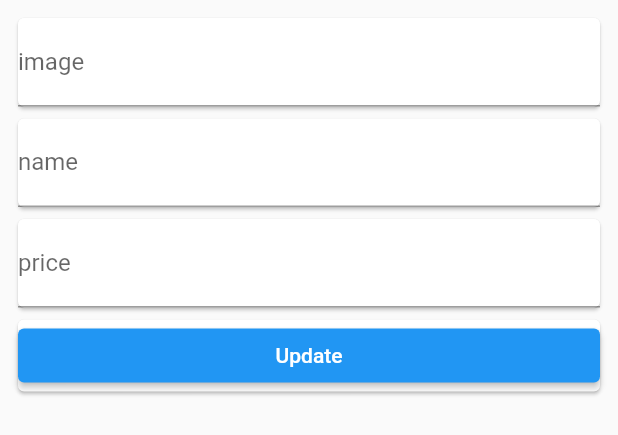
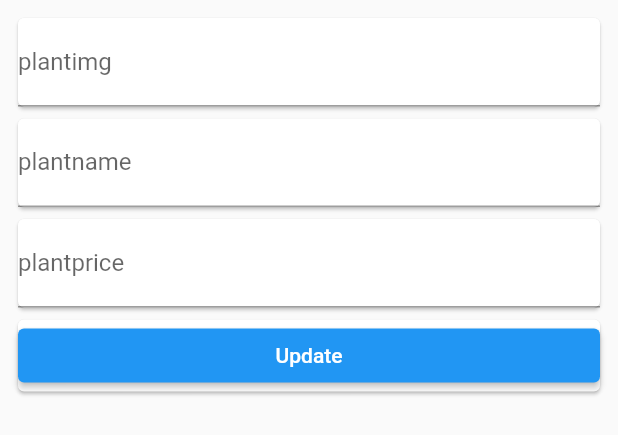
Before and after one commit to Vraj-Raval/Plant-App, a Flutter app: the MainFile4 widget shown alone on an empty page, opened directly with empty values, on a phone screen of 412 x 824 dp. Shown: the top 435 px of the screen. Run offline on Flutter 3.47's test engine with Material 2 defaults, Android fonts, the phone set to English and light mode, and no system bars; our stand-ins replace curved_navigation_bar; network calls fail; statements that could not run were skipped.

Commit message:
Add files via upload

```diff
--- a/lib/maifile.dart
+++ b/lib/maifile.dart
@@ -91,7 +91,11 @@ class _MainFile2State extends State<MainFile2> {
                                   price:details['plantprice'].toString(),),);
                               },
                             ),
-                          );
+                          ).then((value) {
+                            setState(() {
+
+                            });
+                          },);
                         },
                         child: Icon(
                           Icons.update,
--- a/lib/update.dart
+++ b/lib/update.dart
@@ -19,15 +19,15 @@ class UserDetails {
   factory UserDetails.fromJson(Map<String, dynamic> json) {
     return UserDetails(
         id:json['id'],
-        image: json['image'],
-        name: json['name'],
-        price: json['price']);
+        image: json['plantimg'],
+        name: json['plantname'],
+        price: json['plantprice']);
   }
   Map<String,dynamic> toJson() =>{
     'id':id,
-    'image':image,
-    'name': name,
-    'price':price,
+    'plantimg':image,
+    'plantname': name,
+    'plantprice':price,
 
   };
 }
@@ -69,19 +69,19 @@ class _MainFile4State extends State<MainFile4> {
               Card(
                 child: TextFormField(
                   controller: _imagecontroller,
-                  decoration: InputDecoration(labelText: 'image'),
+                  decoration: InputDecoration(labelText: 'plantimg'),
                 ),
               ),
               Card(
                 child: TextFormField(
                   controller: _name,
-                  decoration: InputDecoration(labelText: 'name'),
+                  decoration: InputDecoration(labelText: 'plantname'),
                 ),
               ),
               Card(
                 child: TextFormField(
                   controller: _price,
-                  decoration: InputDecoration(labelText: 'price'),
+                  decoration: InputDecoration(labelText: 'plantprice'),
                 ),
               ),
               Card(
```
